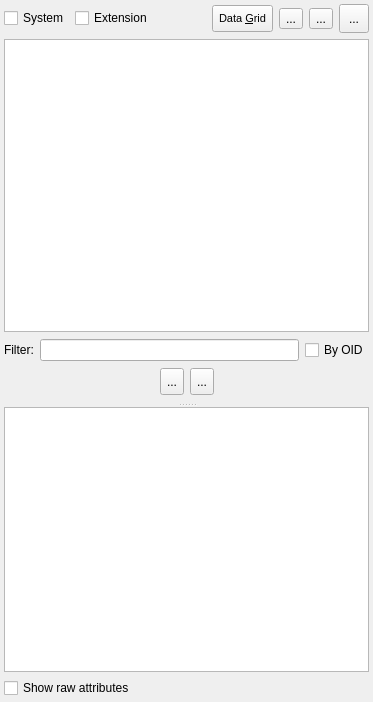
First picture: the form in libpgmodeler_ui/ui/databaseexplorerwidget.ui, repository pgmodeler/pgmodeler, before the edit.
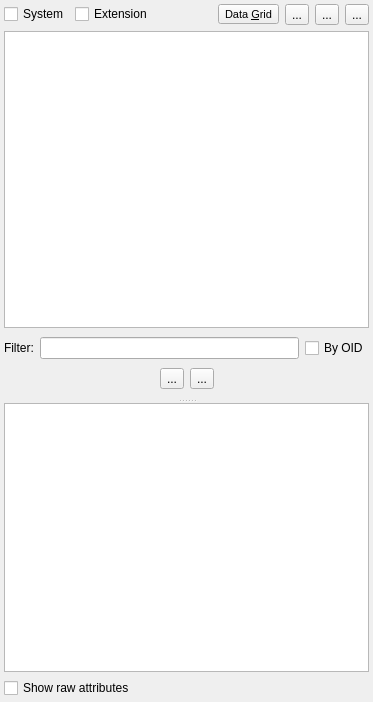
Second picture: the form after the edit. Icons and pictures are not drawn.

The edit to the form file:
```diff
--- a/libpgmodeler_ui/ui/databaseexplorerwidget.ui
+++ b/libpgmodeler_ui/ui/databaseexplorerwidget.ui
@@ -83,12 +83,6 @@
        <property name="enabled">
         <bool>true</bool>
        </property>
-       <property name="minimumSize">
-        <size>
-         <width>0</width>
-         <height>27</height>
-        </size>
-       </property>
        <property name="font">
         <font>
          <pointsize>8</pointsize>
@@ -175,12 +169,6 @@
        <property name="enabled">
         <bool>true</bool>
        </property>
-       <property name="minimumSize">
-        <size>
-         <width>30</width>
-         <height>29</height>
-        </size>
-       </property>
        <property name="toolTip">
         <string>Drop this database</string>
        </property>
@@ -193,8 +181,8 @@
        </property>
        <property name="iconSize">
         <size>
-         <width>20</width>
-         <height>20</height>
+         <width>22</width>
+         <height>22</height>
         </size>
        </property>
       </widget>
@@ -333,12 +321,6 @@
                 <verstretch>0</verstretch>
                </sizepolicy>
               </property>
-              <property name="minimumSize">
-               <size>
-                <width>0</width>
-                <height>27</height>
-               </size>
-              </property>
               <property name="toolTip">
                <string>Expands all items</string>
               </property>
@@ -351,8 +333,8 @@
               </property>
               <property name="iconSize">
                <size>
-                <width>20</width>
-                <height>20</height>
+                <width>22</width>
+                <height>22</height>
                </size>
               </property>
               <property name="checkable">
@@ -371,12 +353,6 @@
                 <verstretch>0</verstretch>
                </sizepolicy>
               </property>
-              <property name="minimumSize">
-               <size>
-                <width>0</width>
-                <height>27</height>
-               </size>
-              </property>
               <property name="toolTip">
                <string>Collapses all items</string>
               </property>
@@ -389,8 +365,8 @@
               </property>
               <property name="iconSize">
                <size>
-                <width>20</width>
-                <height>20</height>
+                <width>22</width>
+                <height>22</height>
                </size>
               </property>
               <property name="checkable">
```
